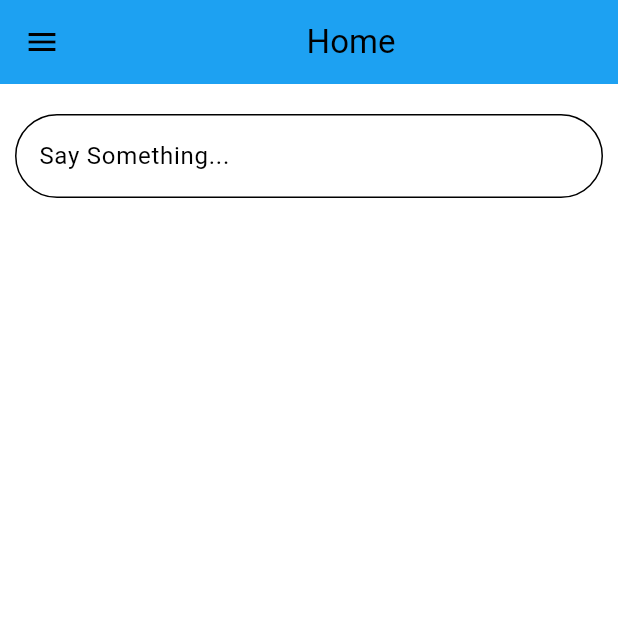
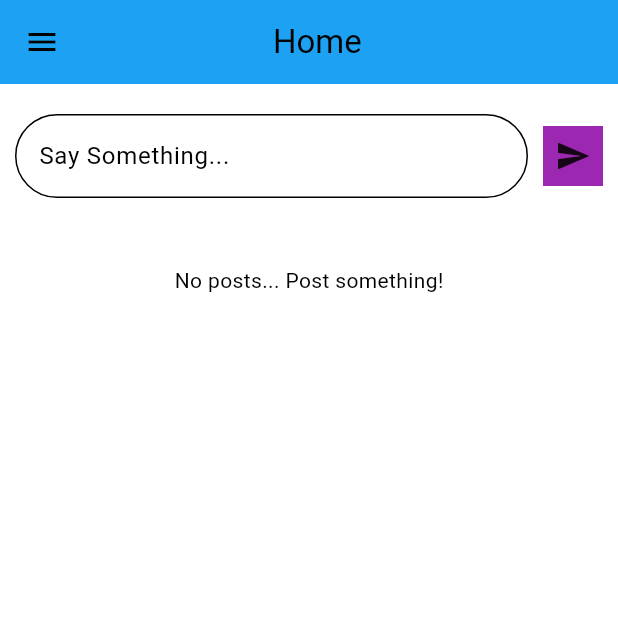
Before and after one commit to SaiyamKalra/social_media_app, a Flutter app: the screen it shows once a user with an empty profile is signed in, on a phone screen of 412 x 824 dp, the top half of it. Run offline on Flutter 3.47's test engine with Material 3 defaults, Android fonts, the phone set to English and light mode, and no system bars; our stand-ins replace cloud_firestore, firebase_auth, firebase_core; accounts and stored records are empty.

Commit message:
completed the app

```diff
--- a/lib/components/post_button.dart
+++ b/lib/components/post_button.dart
@@ -8,12 +8,15 @@ class PostButton extends StatelessWidget {
   Widget build(BuildContext context) {
     return GestureDetector(
       onTap: onTap,
-      child: Container(
-        decoration: BoxDecoration(
-          color: Theme.of(context).colorScheme.secondary,
-          borderRadius: BorderRadius.circular(12),
+      child: SizedBox(
+        height: 40,
+        width: 40,
+        child: Container(
+          decoration: BoxDecoration(
+            color: Theme.of(context).colorScheme.secondary,
+          ),
+          child: Center(child: Icon(Icons.send)),
         ),
-        child: Center(child: Icon(Icons.send)),
       ),
     );
   }
--- a/lib/mainApp/home_page.dart
+++ b/lib/mainApp/home_page.dart
@@ -1,23 +1,47 @@
+import 'package:cloud_firestore/cloud_firestore.dart';
 import 'package:flutter/material.dart';
 import 'package:social_media_app/components/drawer.dart';
+import 'package:social_media_app/components/post_button.dart';
+import 'package:social_media_app/database/firestore.dart';
 
 class HomePage extends StatelessWidget {
   HomePage({super.key});
 
+  final FirestoreDatabase database = FirestoreDatabase();
+
   final TextEditingController textController = TextEditingController();
+
+  // post message
+  void PostMessage() {
+    if (textController.text.isNotEmpty) {
+      String message = textController.text;
+      database.addPost(message);
+    }
+
+    textController.clear();
+  }
+
   @override
   Widget build(BuildContext context) {
     return Scaffold(
       appBar: AppBar(
-        title: Center(child: Text("Home")),
+        title: Padding(
+          padding: const EdgeInsets.symmetric(horizontal: 110.0),
+          child: Text("Home"),
+        ),
         backgroundColor: Theme.of(context).colorScheme.primary,
       ),
       drawer: DrawerComponent(),
       body: Column(
         children: [
-          SizedBox(height: 20),
           Padding(
             padding: const EdgeInsets.symmetric(horizontal: 10.0),
+            child: Column(
+              children: [
+                SizedBox(height: 20),
+                Row(
+                  children: [
+                    Expanded(
                       child: TextField(
                         controller: textController,
                         decoration: InputDecoration(
@@ -28,6 +52,73 @@ class HomePage extends StatelessWidget {
                         ),
                       ),
                     ),
+                    SizedBox(width: 10),
+                    PostButton(onTap: PostMessage),
+                  ],
+                ),
+                SizedBox(height: 20),
+              ],
+            ),
+          ),
+          StreamBuilder(
+            stream: database.getPostsStream(),
+            builder: (context, snapshot) {
+              // loading circle
+              if (snapshot.connectionState == ConnectionState.waiting) {
+                return Center(child: CircularProgressIndicator());
+              }
+
+              // get all posts
+              final posts = snapshot.data!.docs;
+
+              // no data present
+              if (snapshot.data == null || posts.isEmpty) {
+                return Center(
+                  child: Padding(
+                    padding: const EdgeInsets.all(25.0),
+                    child: Text("No posts... Post something!"),
+                  ),
+                );
+              }
+
+              // return a list
+              return Expanded(
+                child: ListView.builder(
+                  itemCount: posts.length,
+                  itemBuilder: (context, index) {
+                    final post = posts[index];
+
+                    String message = post['PostMessage'];
+                    String UserEmail = post['UserEmail'];
+                    Timestamp timestamp = post['TimeStamp'];
+
+                    return Padding(
+                      padding: const EdgeInsets.symmetric(
+                        vertical: 10.0,
+                        horizontal: 10,
+                      ),
+                      child: Container(
+                        decoration: BoxDecoration(
+                          borderRadius: BorderRadius.circular(16),
+                          boxShadow: [
+                            BoxShadow(
+                              color: Theme.of(context).colorScheme.secondary,
+                            ),
+                          ],
+                        ),
+                        child: ExpansionTile(
+                          backgroundColor:
+                              Theme.of(context).colorScheme.secondary,
+                          title: Text(message),
+                          children: [Text(UserEmail)],
+                        ),
+                      ),
+                    );
+                  },
+                ),
+              );
+            },
+          ),
         ],
       ),
     );
```
Lines whose indentation alone changed are shown as unchanged.
